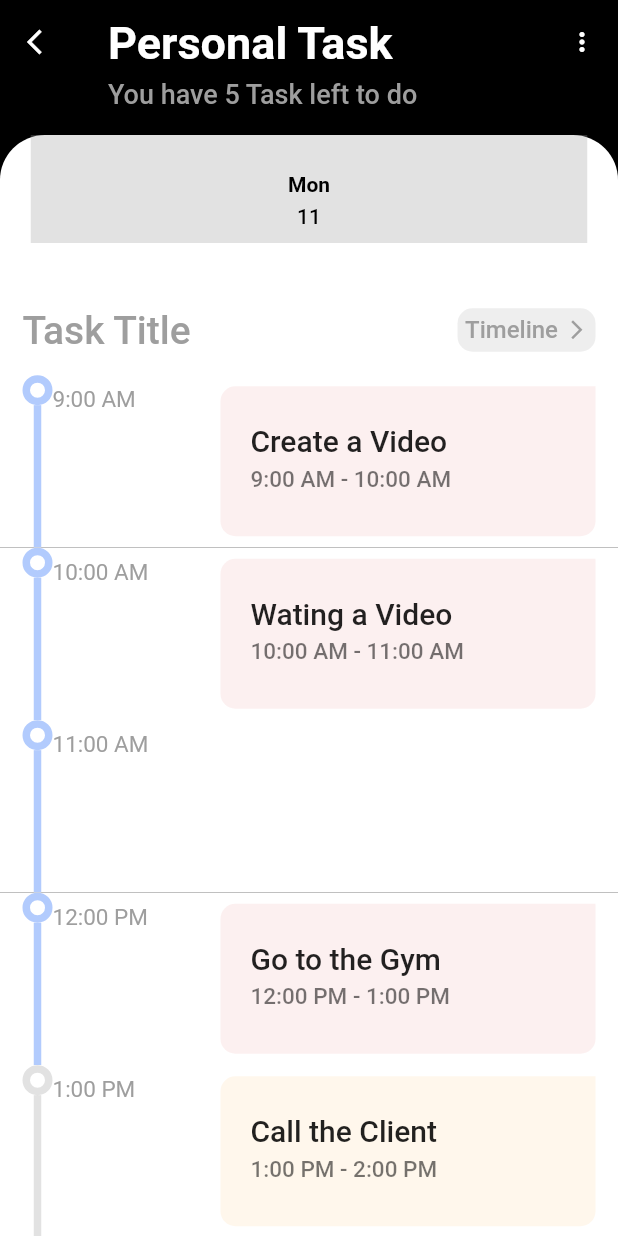
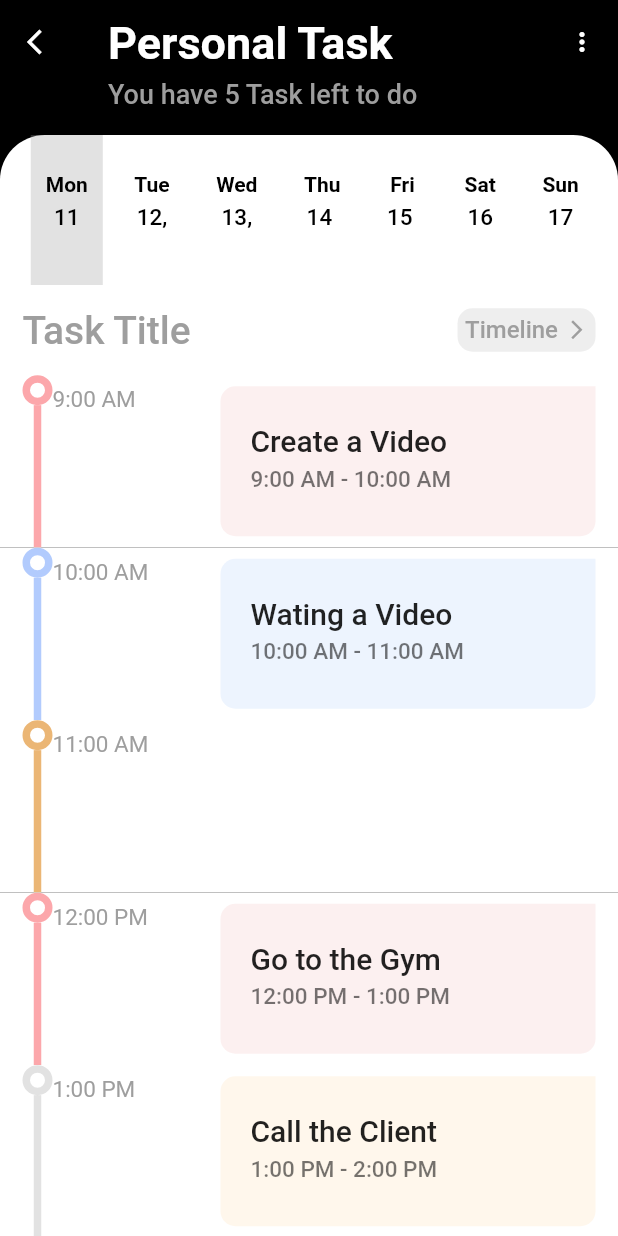
Before and after one commit to arslanazmat23/task_management_app, a Flutter app: the screen it shows after launch, after a tap on "Personal", on a phone screen of 412 x 824 dp. Run offline on Flutter 3.47's test engine with Material 2 defaults, Android fonts, the phone set to English and light mode, and no system bars; drawn by our look-alikes of timeline_tile; our stand-ins replace dotted_border.

Commit message:
App Functional

```diff
--- a/lib/modals/Task_modal.dart
+++ b/lib/modals/Task_modal.dart
@@ -36,7 +36,7 @@ class Task {
           'time': '9:00 AM',
           'title': 'Create a Video',
           'slot': '9:00 AM - 10:00 AM',
-          'tlColor': kBlueDark,
+          'tlColor': kRedDark,
           'bgColor': kRedLight,
         },
         {
@@ -44,20 +44,20 @@ class Task {
           'title': 'Wating a Video',
           'slot': '10:00 AM - 11:00 AM',
           'tlColor': kBlueDark,
-          'bgColor': kRedLight,
+          'bgColor': kBlueLight,
         },
         {
           'time': '11:00 AM',
           'title': '',
           'slot': '',
-          'tlColor': kBlueDark,
-          'bgColor': kRedLight,
+          'tlColor': kYellowDark,
+          'bgColor': kYellowLight,
         },
         {
           'time': '12:00 PM',
           'title': 'Go to the Gym',
           'slot': '12:00 PM - 1:00 PM',
-          'tlColor': kBlueDark,
+          'tlColor': kRedDark,
           'bgColor': kRedLight,
         },
         {
--- a/lib/widgets/datePicker.dart
+++ b/lib/widgets/datePicker.dart
@@ -9,50 +9,57 @@ class DatePicker extends StatefulWidget {
 
 class _DatePickerState extends State<DatePicker> {
   final weekDays = ['Mon', 'Tue', 'Wed', 'Thu', 'Fri', 'Sat', 'Sun'];
-  final day = ['11', '12,', '13,', '14 ','15 ','16','17'];
+  final day = ['11', '12,', '13,', '14 ', '15 ', '16', '17'];
   var selectDay = 0;
   @override
   Widget build(BuildContext context) {
     return Container(
       height: 100,
       padding: const EdgeInsets.symmetric(horizontal: 20),
-      decoration: BoxDecoration(
+      decoration: const BoxDecoration(
         borderRadius: BorderRadius.only(
           topLeft: Radius.circular(30),
           topRight: Radius.circular(30),
-        bottomLeft: Radius.circular(30),
-        bottomRight: Radius.circular(30)
-      )
         ),
-      child: ListView.separated(itemBuilder: (context, index) => GestureDetector(
+      ),
+      child: ListView.separated(
+        scrollDirection: Axis.horizontal,
+          itemBuilder: (context, index) => GestureDetector(
                 onTap: () {
                   setState(() {
                     selectDay = index;
                   });
                 },
                 child: Container(
-          padding: const EdgeInsets.only(right: 10, left: 10, top: 25, bottom:10),
+                  padding: const EdgeInsets.only(
+                      right: 10, left: 10, top: 25, bottom: 10),
                   margin: const EdgeInsets.symmetric(horizontal: 0.5),
                   decoration: BoxDecoration(
-            color: selectDay == index ? Colors.grey.withOpacity(0.3) : null
+                      color: selectDay == index
+                          ? Colors.grey.withOpacity(0.3)
+                          : null),
+                  child: Column(children: [
+                    Text(
+                      weekDays[index],
+                      style: const TextStyle(
+                          color: Colors.black, fontWeight: FontWeight.bold),
                     ),
-          child: Column(
-            children: [
-              Text(weekDays[index], style: const TextStyle(
-                color: Colors.black,
-                fontWeight: FontWeight.bold
-              ),),
-              const SizedBox(height: 5,),
-              Text(day[index], style: const TextStyle(
-                color: Colors.black,
-                fontWeight: FontWeight.w500
-              ),),
-            ]
+                    const SizedBox(
+                      height: 5,
+                    ),
+                    Text(
+                      day[index],
+                      style: const TextStyle(
+                        fontSize: 15,
+                          color: Colors.black, fontWeight: FontWeight.w500),
+                    ),
+                  ]),
                 ),
               ),
-      ) , separatorBuilder: (_,index) => const SizedBox(
+          separatorBuilder: (_, index) => const SizedBox(
                 width: 10,
-      ), itemCount: weekDays.length),
+              ),
+          itemCount: weekDays.length),
     );
   }
 }
```
Lines whose indentation alone changed are shown as unchanged.
